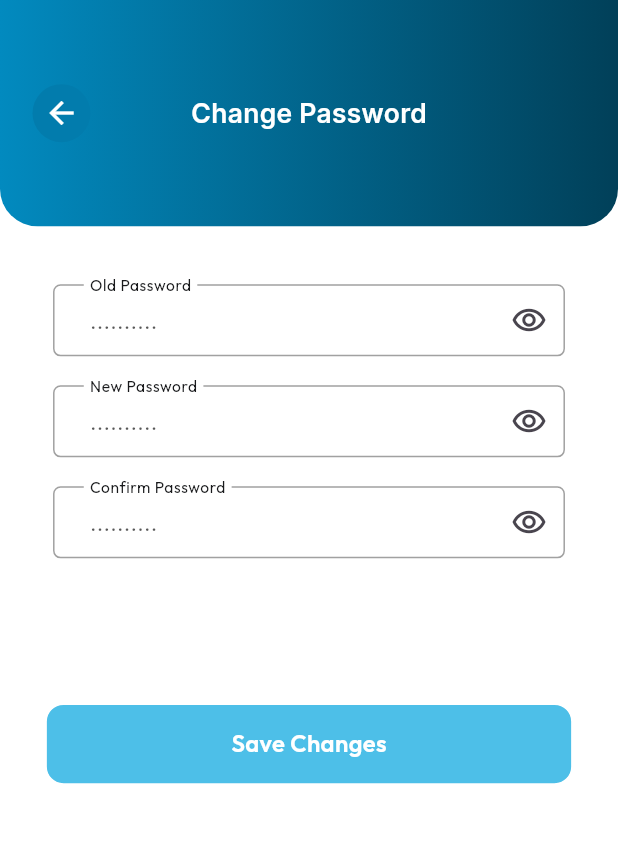
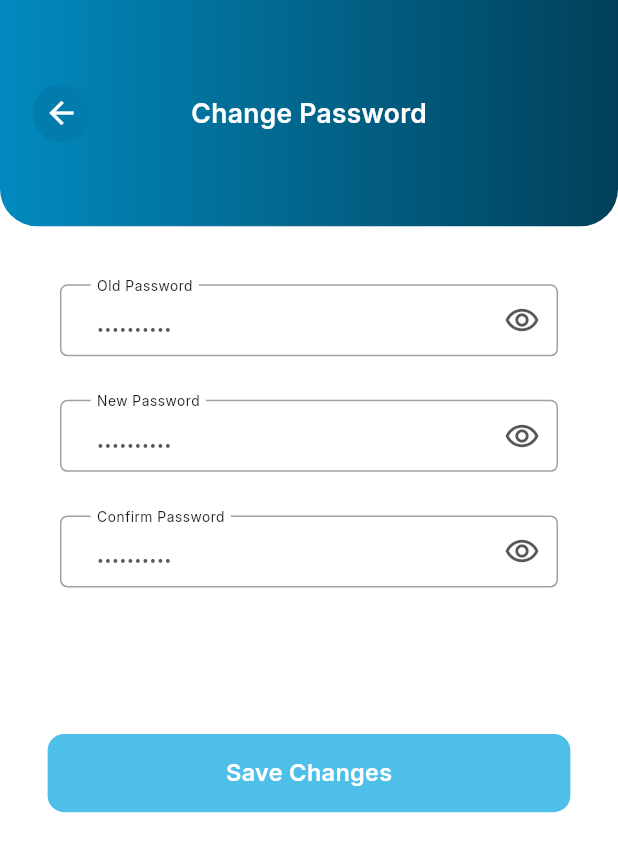
Before and after one commit to waizkamboh/clean_trust, a Flutter app: the ChangePasswordScreen screen opened directly, on a phone screen of 412 x 824 dp. Shown: the top 852 px of the screen. Run offline on Flutter 3.47's test engine with Material 3 defaults, Android fonts, the phone set to English and light mode, and no system bars; our stand-ins replace connectivity_plus, dropdown_search, file_picker, flutter_spinkit, geocoding, geolocator and 5 more; missing offline and left inert: mobile_scanner; accounts and stored records are empty.

Commit message:
set color and font in change password screen

```diff
--- a/lib/main.dart
+++ b/lib/main.dart
@@ -16,6 +16,7 @@ import 'package:clean_trust/view/screens/onboarding/onboarding_screen2.dart';
 import 'package:clean_trust/view/screens/profile/app_setting_Screen.dart';
 import 'package:clean_trust/view/screens/profile/change_password_screen.dart';
 import 'package:clean_trust/view/screens/profile/edit_profile_screen.dart';
+import 'package:clean_trust/view/screens/profile/language_screen.dart';
 import 'package:clean_trust/view/screens/profile/profile_screen.dart';
 import 'package:clean_trust/view/screens/splash/splash_screen.dart';
 import 'package:clean_trust/view_model/controller/general_controller.dart';
@@ -42,7 +43,7 @@ class MyApp extends StatelessWidget {
       theme: ThemeData(
         colorScheme: ColorScheme.fromSeed(seedColor: Colors.deepPurple),
       ),
-      home: ChangePasswordScreen(),
+      home: LanguageScreen(),
       locale: LocalizationService.locale ,
       fallbackLocale: LocalizationService.fallbackLocale,
       translations: LocalizationService(),
--- a/lib/view/screens/profile/change_password_screen.dart
+++ b/lib/view/screens/profile/change_password_screen.dart
@@ -27,6 +27,10 @@ class ChangePasswordScreen extends StatelessWidget {
             SingleChildScrollView(
               child: Column(
                 children: [
+                  Padding(
+                    padding:  EdgeInsets.symmetric(horizontal: getWidth(39)),
+                    child: Column(
+                      children: [
                         Obx(() {
                           return  InputTextField(
                             //height: getHeight(42),
@@ -52,10 +56,12 @@ class ChangePasswordScreen extends StatelessWidget {
                                 changePasswordController.oldPasswordHidden.value
                                     ? Icons.remove_red_eye_outlined
                                     : Icons.remove_red_eye,
+                                color: AppColors.kBlackColor.withOpacity(0.66),
+
                               ),
                             ),
-                      labelTextStyle: kSize16W400KWhiteColorOutfitRegular.copyWith(fontSize: getFont(14), color: AppColors.kCharcoalBlackColor),
-                      hintTextStyle: kSize16W400KWhiteColorOutfitRegular.copyWith(fontSize: getFont(14), color: AppColors.kBlackColor.withOpacity(0.66)),
+                            labelTextStyle: kSize17W400KCharcoalBlackColorInterRegular.copyWith(fontSize: getFont(12.54), color: AppColors.kCharcoalBlackColor),
+                            hintTextStyle: kSize10W400KBlackColorlatoRegular.copyWith(fontSize: getFont(21.49), color: AppColors.kBlackColor.withOpacity(0.66)),
                             hintText: 'changePasswordScreen3'.tr,
                             labelText: 'changePasswordScreen2'.tr,
                             borderRadius: 5,
@@ -65,7 +71,7 @@ class ChangePasswordScreen extends StatelessWidget {
 
                         }
                         ),
-                  SizedBox(height: getHeight(20),),
+                        SizedBox(height: getHeight(30),),
 
                         Obx(() {
                           return  InputTextField(
@@ -92,10 +98,11 @@ class ChangePasswordScreen extends StatelessWidget {
                                 changePasswordController.newPasswordHidden.value
                                     ? Icons.remove_red_eye_outlined
                                     : Icons.remove_red_eye,
+                                color: AppColors.kBlackColor.withOpacity(0.66),
                               ),
                             ),
-                      labelTextStyle: kSize16W400KWhiteColorOutfitRegular.copyWith(fontSize: getFont(14), color: AppColors.kCharcoalBlackColor),
-                      hintTextStyle: kSize16W400KWhiteColorOutfitRegular.copyWith(fontSize: getFont(14), color: AppColors.kBlackColor.withOpacity(0.66)),
+                            labelTextStyle: kSize17W400KCharcoalBlackColorInterRegular.copyWith(fontSize: getFont(12.54), color: AppColors.kCharcoalBlackColor),
+                            hintTextStyle: kSize10W400KBlackColorlatoRegular.copyWith(fontSize: getFont(21.49), color: AppColors.kBlackColor.withOpacity(0.66)),
                             hintText: 'changePasswordScreen3'.tr,
                             labelText: 'changePasswordScreen4'.tr,
                             borderRadius: 5,
@@ -105,7 +112,7 @@ class ChangePasswordScreen extends StatelessWidget {
 
                         }
                         ),
-                  SizedBox(height: getHeight(20),),
+                        SizedBox(height: getHeight(30),),
 
                         Obx(() {
                           return  InputTextField(
@@ -130,10 +137,12 @@ class ChangePasswordScreen extends StatelessWidget {
                                 changePasswordController.confirmPasswordHidden.value
                                     ? Icons.remove_red_eye_outlined
                                     : Icons.remove_red_eye,
+                                color: AppColors.kBlackColor.withOpacity(0.66),
+
                               ),
                             ),
-                      labelTextStyle: kSize16W400KWhiteColorOutfitRegular.copyWith(fontSize: getFont(14), color: AppColors.kCharcoalBlackColor),
-                      hintTextStyle: kSize16W400KWhiteColorOutfitRegular.copyWith(fontSize: getFont(14), color: AppColors.kBlackColor.withOpacity(0.66)),
+                            labelTextStyle: kSize17W400KCharcoalBlackColorInterRegular.copyWith(fontSize: getFont(12.54), color: AppColors.kCharcoalBlackColor),
+                            hintTextStyle: kSize10W400KBlackColorlatoRegular.copyWith(fontSize: getFont(21.49), color: AppColors.kBlackColor.withOpacity(0.66)),
                             hintText: 'changePasswordScreen3'.tr,
                             labelText: 'changePasswordScreen5'.tr,
                             borderRadius: 5,
@@ -143,8 +152,15 @@ class ChangePasswordScreen extends StatelessWidget {
 
                         }
                         ),
+
+                      ],
+                    ),
+                  ),
+
                   SizedBox(height: getHeight(100),),
-                  Obx((){
+                  Padding(
+                    padding:  EdgeInsets.symmetric(horizontal: getWidth(30)),
+                    child: Obx((){
                       return RoundButton(
                         loading: changePasswordController.loading.value,
                         onPress: (){
@@ -152,14 +168,15 @@ class ChangePasswordScreen extends StatelessWidget {
                         },
                         radius: BorderRadius.circular(12),
                         title: 'changePasswordScreen6'.tr,
-                      textStyle: kSize16W600KBlackColorOutfitSemiBold.copyWith(color: AppColors.kWhiteColor,),
+                        textStyle: kSize16W600kMidnightBlueColorInterSemiBold.copyWith(color: AppColors.kWhiteColor,),
                         buttonColor: AppColors.kSkyBlueColor,
                         width: getWidth(343),
                         height: getHeight(56),
 
                       );
 
-                  })
+                    }),
+                  )
 
                 ],
               ),
--- a/lib/view/screens/profile/edit_profile_screen.dart
+++ b/lib/view/screens/profile/edit_profile_screen.dart
@@ -87,7 +87,9 @@ class _EditProfileScreenState extends State<EditProfileScreen> {
 
 
                   SizedBox(height: getHeight(40),),
-                  Column(
+                  Padding(
+                    padding:  EdgeInsets.symmetric(horizontal: getWidth(34)),
+                    child: Column(
                       crossAxisAlignment: CrossAxisAlignment.start,
                       children: [
                         Obx(()=>
@@ -229,8 +231,15 @@ class _EditProfileScreenState extends State<EditProfileScreen> {
                             ),),
 
 
+
+                      ],
+                    ),
+                  ),
+
                   SizedBox(height: getHeight(60),),
-                      Obx(()=>
+                  Padding(
+                    padding:  EdgeInsets.symmetric(horizontal: getWidth(30)),
+                    child: Obx(()=>
                         RoundButton(
                           loading: controller.isLoading.value,
                           onPress: (){
@@ -244,8 +253,6 @@ class _EditProfileScreenState extends State<EditProfileScreen> {
                           height: getHeight(56),
 
                         ),),
-
-                    ],
                   ),
 
                   SizedBox(height: getHeight(50),),
```
Lines whose indentation alone changed are shown as unchanged.
